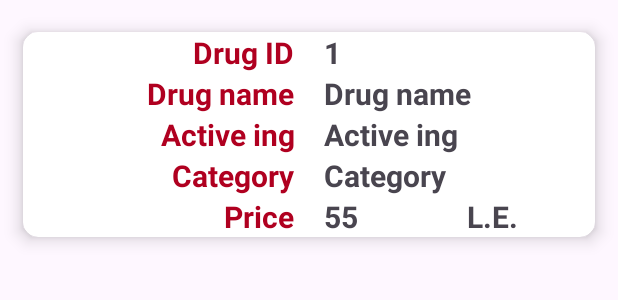
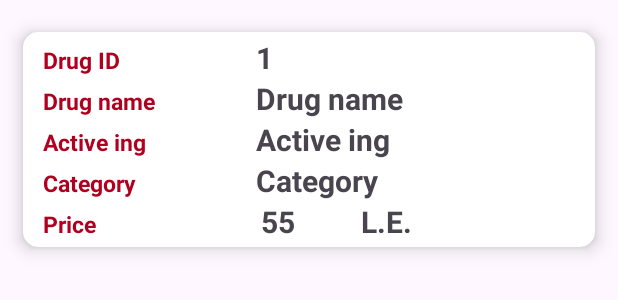
Before and after one commit to bogynaggar/Drug-SQLDB, an Android app: the layout item_layout.xml on its own in the app's theme, with its tools: preview values and no code run, on a phone screen of 412 x 824 dp. Shown: the top 300 px of the screen. Run offline under Robolectric (Android 15) with nearby library versions, the phone set to English and light mode, and no system bars.

```diff
--- a/app/src/main/res/layout/item_layout.xml
+++ b/app/src/main/res/layout/item_layout.xml
@@ -20,9 +20,12 @@
         app:layout_constraintStart_toStartOf="parent"
         app:layout_constraintTop_toTopOf="parent">
 
+
+
         <androidx.constraintlayout.widget.ConstraintLayout
             android:layout_width="match_parent"
             android:layout_height="wrap_content"
+            android:padding="3dp"
             >
             <LinearLayout
                 android:id="@+id/linear_id"
@@ -38,11 +41,11 @@
                     android:layout_height="wrap_content"
                     android:layout_marginStart="10dp"
                     android:layout_marginEnd="10dp"
-                android:layout_weight="1"
-                android:gravity="end"
+                    android:layout_weight="1.15"
+                    android:gravity="start"
                     android:text="@string/drug_id"
                     android:textColor="@color/design_default_color_error"
-                android:textSize="20sp"
+                    android:textSize="15sp"
                     android:textStyle="bold" />
 
                 <TextView
@@ -51,7 +54,7 @@
                     android:layout_height="wrap_content"
                     android:layout_marginStart="10dp"
                     android:layout_marginEnd="10dp"
-                android:layout_weight="1"
+                    android:layout_weight="2"
                     android:text="1"
                     android:textSize="20sp"
                     android:textStyle="bold" />
@@ -72,11 +75,11 @@
                     android:layout_height="wrap_content"
                     android:layout_marginStart="10dp"
                     android:layout_marginEnd="10dp"
-                android:layout_weight="1"
-                android:gravity="end"
+                    android:layout_weight="1.15"
+                    android:gravity="start"
                     android:text="@string/drug_name"
                     android:textColor="@color/design_default_color_error"
-                android:textSize="20sp"
+                    android:textSize="15sp"
                     android:textStyle="bold" />
 
                 <TextView
@@ -85,7 +88,7 @@
                     android:layout_height="wrap_content"
                     android:layout_marginStart="10dp"
                     android:layout_marginEnd="10dp"
-                android:layout_weight="1"
+                    android:layout_weight="2"
                     android:text="@string/drug_name"
                     android:textSize="20sp"
                     android:textStyle="bold" />
@@ -106,11 +109,11 @@
                     android:layout_height="wrap_content"
                     android:layout_marginStart="10dp"
                     android:layout_marginEnd="10dp"
-                android:layout_weight="1"
-                android:gravity="end"
+                    android:layout_weight="1.15"
+                    android:gravity="start"
                     android:text="@string/drug_a_Ing"
                     android:textColor="@color/design_default_color_error"
-                android:textSize="20sp"
+                    android:textSize="15sp"
                     android:textStyle="bold" />
 
                 <TextView
@@ -119,7 +122,7 @@
                     android:layout_height="wrap_content"
                     android:layout_marginStart="10dp"
                     android:layout_marginEnd="10dp"
-                android:layout_weight="1"
+                    android:layout_weight="2"
                     android:text="@string/drug_a_Ing"
                     android:textSize="20sp"
                     android:textStyle="bold" />
@@ -130,9 +133,8 @@
                 android:id="@+id/linear_category"
                 android:layout_width="match_parent"
                 android:layout_height="wrap_content"
-            app:layout_constraintTop_toBottomOf="@id/linear_AI"
                 app:layout_constraintStart_toStartOf="parent"
-            >
+                app:layout_constraintTop_toBottomOf="@id/linear_AI">
 
                 <TextView
                     android:id="@+id/category"
@@ -140,11 +142,11 @@
                     android:layout_height="wrap_content"
                     android:layout_marginStart="10dp"
                     android:layout_marginEnd="10dp"
-                android:layout_weight="1"
-                android:gravity="end"
+                    android:layout_weight="1.15"
+                    android:gravity="start"
                     android:text="@string/drug_category"
                     android:textColor="@color/design_default_color_error"
-                android:textSize="20sp"
+                    android:textSize="15sp"
                     android:textStyle="bold" />
 
                 <TextView
@@ -153,7 +155,7 @@
                     android:layout_height="wrap_content"
                     android:layout_marginStart="10dp"
                     android:layout_marginEnd="10dp"
-                android:layout_weight="1"
+                    android:layout_weight="2"
                     android:text="@string/drug_category"
                     android:textSize="20sp"
                     android:textStyle="bold" />
@@ -174,11 +176,11 @@
                     android:layout_height="wrap_content"
                     android:layout_marginStart="10dp"
                     android:layout_marginEnd="10dp"
-                android:layout_weight="2"
-                android:gravity="end"
+                    android:layout_weight="1.65"
+                    android:gravity="start"
                     android:text="@string/drug_price"
                     android:textColor="@color/design_default_color_error"
-                android:textSize="20sp"
+                    android:textSize="15sp"
                     android:textStyle="bold" />
 
                 <TextView
@@ -187,7 +189,7 @@
                     android:layout_height="wrap_content"
                     android:layout_marginStart="10dp"
                     android:layout_marginEnd="10dp"
-                android:layout_weight="1"
+                    android:layout_weight=".75"
                     android:text="55"
                     android:textSize="20sp"
                     android:textStyle="bold" />
@@ -196,7 +198,7 @@
                     android:id="@+id/le"
                     android:layout_width="0dp"
                     android:layout_height="wrap_content"
-                android:layout_weight="1"
+                    android:layout_weight="2"
                     android:text="L.E."
                     android:textSize="20sp"
                     android:textStyle="bold" />
@@ -205,6 +207,7 @@
 
         </androidx.constraintlayout.widget.ConstraintLayout>
 
+
     </androidx.cardview.widget.CardView>
 
 </androidx.constraintlayout.widget.ConstraintLayout>
```
Also changed, not shown: app/src/main/java/com/example/drugdb/MainActivity.kt (+14 -13 lines). Lines whose indentation alone changed are shown as unchanged.
